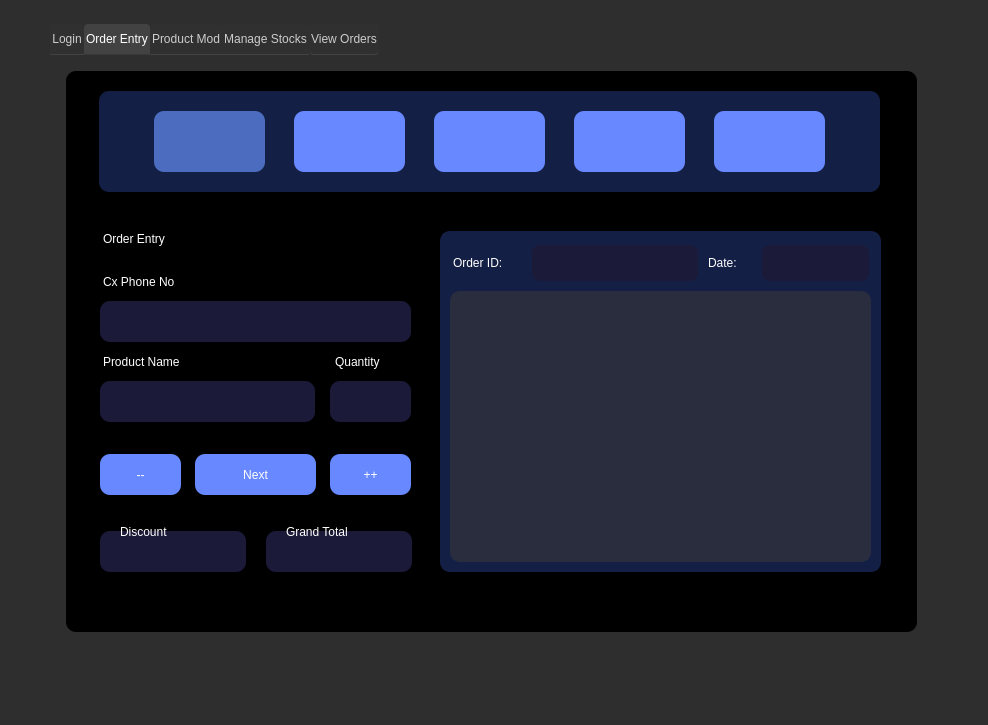
Qt form assets/uiux/rma.ui (JinxSeven/retail-manager-lite) before a commit.
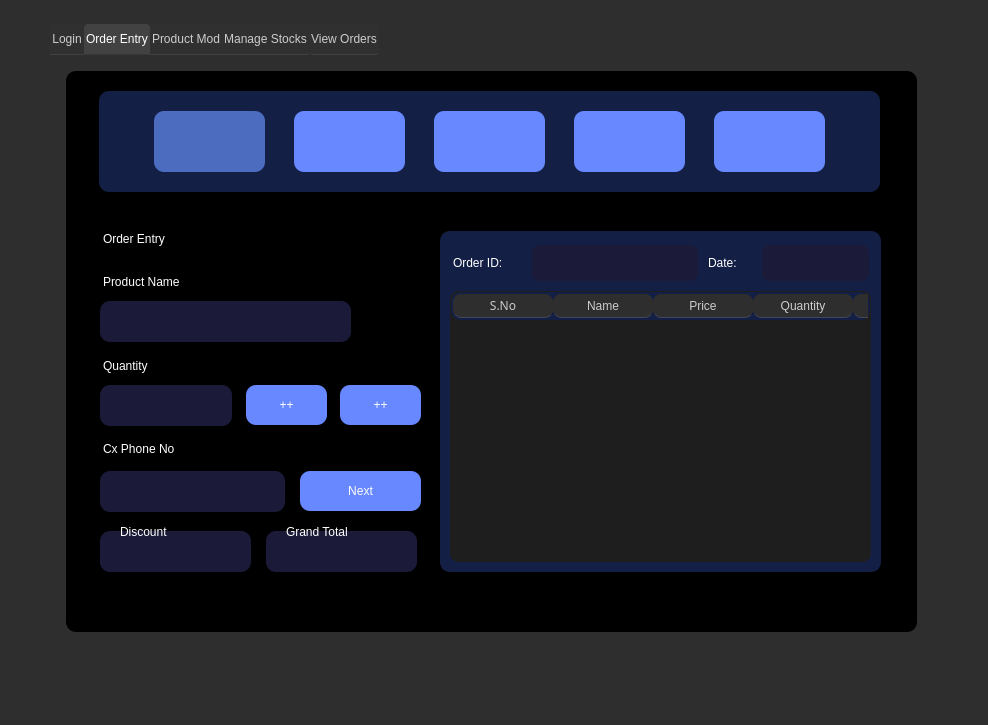
The same form after that commit. The open tabs and pages were chosen to show the change. Icons and pictures are not drawn.

```diff
--- a/assets/uiux/rma.ui
+++ b/assets/uiux/rma.ui
@@ -145,7 +145,7 @@
      <enum>QTabWidget::Rounded</enum>
     </property>
     <property name="currentIndex">
-     <number>2</number>
+     <number>1</number>
     </property>
     <widget class="QWidget" name="tab">
      <attribute name="title">
@@ -548,7 +548,7 @@
       <property name="geometry">
        <rect>
         <x>53</x>
-        <y>290</y>
+        <y>210</y>
         <width>121</width>
         <height>41</height>
        </rect>
@@ -566,7 +566,7 @@
       <property name="geometry">
        <rect>
         <x>53</x>
-        <y>210</y>
+        <y>377</y>
         <width>151</width>
         <height>41</height>
        </rect>
@@ -584,8 +584,8 @@
       <property name="geometry">
        <rect>
         <x>50</x>
-        <y>250</y>
-        <width>311</width>
+        <y>420</y>
+        <width>185</width>
         <height>41</height>
        </rect>
       </property>
@@ -606,8 +606,8 @@
      <widget class="QLabel" name="prodQuantLable">
       <property name="geometry">
        <rect>
-        <x>285</x>
-        <y>290</y>
+        <x>53</x>
+        <y>294</y>
         <width>71</width>
         <height>41</height>
        </rect>
@@ -624,9 +624,9 @@
      <widget class="QLineEdit" name="prodOrdQuantInp">
       <property name="geometry">
        <rect>
-        <x>280</x>
-        <y>330</y>
-        <width>81</width>
+        <x>50</x>
+        <y>334</y>
+        <width>132</width>
         <height>41</height>
        </rect>
       </property>
@@ -662,41 +662,13 @@
        <string>Order Entry</string>
       </property>
      </widget>
-     <widget class="QPushButton" name="clearOrderBtn">
-      <property name="geometry">
-       <rect>
-        <x>50</x>
-        <y>403</y>
-        <width>81</width>
-        <height>41</height>
-       </rect>
-      </property>
-      <property name="styleSheet">
-       <string notr="true">QPushButton#clearOrderBtn {
-background-color: #6788FF; /* Background color */
-font: 63 11pt &quot;Poppins SemiBold&quot;;
-color: white; /* Text color */
-outline: 0;
-padding: 10px 20px; /* Padding for the button */
-border: none; /* Remove default button border */
-border-radius: 10px; /* Add some border-radius for a rounded appearance */
-}
-QPushButton#clearOrderBtn:hover {
-cursor: pointer; /* Change cursor to pointer on hover */
-background-color: #4c6cbf;
-}</string>
-      </property>
-      <property name="text">
-       <string>--</string>
-      </property>
-     </widget>
      <widget class="QPushButton" name="nextOrderBtn">
       <property name="geometry">
        <rect>
-        <x>145</x>
-        <y>403</y>
+        <x>250</x>
+        <y>420</y>
         <width>121</width>
-        <height>41</height>
+        <height>40</height>
        </rect>
       </property>
       <property name="styleSheet">
@@ -797,7 +769,7 @@
       <property name="title">
        <string/>
       </property>
-      <widget class="QTableWidget" name="orderTable">
+      <widget class="QTableWidget" name="prodOrdTbl">
        <property name="geometry">
         <rect>
          <x>10</x>
@@ -807,55 +779,83 @@
         </rect>
        </property>
        <property name="styleSheet">
-        <string notr="true">/* QTableWidget Style */
+        <string notr="true">/* QTableWidget Dark Mode - Compact */
 QTableWidget {
-    border-radius: 10px;
-    gridline-color: #E0E0E0; /* Light grid lines */
-    color: white; /* Dark text color */
-    font: 10pt &quot;Poppins&quot;;
-    background-color: #292D3E;
-    border: 2px solid #292D3E; /* Border color same as background to enhance rounded effect */
+    border-radius: 8px;
+    gridline-color: #44475a; /* Subtle grid lines */
+    color: #F8F8F2; /* Light text color */
+    font: 9pt &quot;Poppins&quot;; /* Smaller font */
+    background-color: #1E1E1E; /* Dark background */
+    border: 1px solid #1E1E1E; /* Border blends with background */
 }
 
-/* QTableWidget Item Style */
+/* QTableWidget Items */
 QTableWidget::item {
-    border: none; /* Ensure no extra border on items */
+    border: none;
+    padding: 2px 5px; /* Reduce padding for compact view */
 }
 
-/* Header Style */
+/* Header Style - Dark Mode */
 QHeaderView::section {
-    background-color: #F5F5F5; /* Light background */
-    padding: 5px;
+    background-color: #2E2E2E; /* Dark header */
+    padding: 3px 6px; /* Smaller padding */
     border: none;
-    border-bottom: 1px solid #E0E0E0;
-    color: black;
-    font: 10pt &quot;Poppins&quot;;
+    border-radius: 8px;
+    border-bottom: 1px solid #44475a;
+    color: #CCCCCC; /* Soft white text */
+    font: 9pt &quot;Poppins&quot;;
 }
 
-/* Vertical Scrollbar */
-QScrollBar:vertical {
-    width: 0px; /* Hides the scrollbar track */
-    background: none; /* Optional: removes background color for better invisibility */
+/* Hide Scrollbars for Minimalist Look */
+QScrollBar:vertical, QScrollBar:horizontal {
+    width: 0px;
+    height: 0px;
+    background: none;
 }
 
-/* Horizontal Scrollbar (optional) */
-QScrollBar:horizontal {
-    height: 0px; /* Hides the scrollbar track */
-    background: none; /* Optional: removes background color for better invisibility */
-}
-
-/* QTableWidget Viewport Style */
+/* QTableWidget Viewport */
 QTableView::viewport {
-    border-radius: 10px;
-    background-color: #292D3E; /* Ensures viewport has same background */
+    border-radius: 8px;
+    background-color: #1E1E1E;
 }
 
-/* Ensuring corners stay rounded by overlapping header and viewport */
+/* Corner Styling for Rounded Look */
 QTableView::corner {
-    background-color: #292D3E; /* Same as the QTableWidget background color */
-    border-radius: 10px 0 0 0; /* Top-left rounded corner */
-}</string>
+    background-color: #1E1E1E;
+    border-radius: 8px 0 0 0;
+}
+</string>
        </property>
+       <column>
+        <property name="text">
+         <string>S.No</string>
+        </property>
+        <property name="font">
+         <font>
+          <family>Poppins</family>
+         </font>
+        </property>
+       </column>
+       <column>
+        <property name="text">
+         <string>Name</string>
+        </property>
+       </column>
+       <column>
+        <property name="text">
+         <string>Price</string>
+        </property>
+       </column>
+       <column>
+        <property name="text">
+         <string>Quantity</string>
+        </property>
+       </column>
+       <column>
+        <property name="text">
+         <string>Total</string>
+        </property>
+       </column>
       </widget>
       <widget class="QLabel" name="orderIdLbl">
        <property name="geometry">
@@ -918,8 +918,8 @@
       <property name="geometry">
        <rect>
         <x>50</x>
-        <y>330</y>
-        <width>215</width>
+        <y>250</y>
+        <width>251</width>
         <height>41</height>
        </rect>
       </property>
@@ -962,10 +962,10 @@
      <widget class="QPushButton" name="nextProdBtn">
       <property name="geometry">
        <rect>
-        <x>280</x>
-        <y>403</y>
+        <x>196</x>
+        <y>334</y>
         <width>81</width>
-        <height>41</height>
+        <height>40</height>
        </rect>
       </property>
       <property name="styleSheet">
@@ -1010,7 +1010,7 @@
        <rect>
         <x>50</x>
         <y>480</y>
-        <width>146</width>
+        <width>151</width>
         <height>41</height>
        </rect>
       </property>
@@ -1045,7 +1045,7 @@
        <rect>
         <x>216</x>
         <y>480</y>
-        <width>146</width>
+        <width>151</width>
         <height>41</height>
        </rect>
       </property>
@@ -1060,7 +1060,7 @@
        <string/>
       </property>
      </widget>
-     <widget class="QLabel" name="prodModPosInfoLbl_2">
+     <widget class="QLabel" name="prodOrdInfoLbl">
       <property name="geometry">
        <rect>
         <x>220</x>
@@ -1082,6 +1082,34 @@
        <set>Qt::AlignCenter</set>
       </property>
      </widget>
+     <widget class="QPushButton" name="nextProdBtn_2">
+      <property name="geometry">
+       <rect>
+        <x>290</x>
+        <y>334</y>
+        <width>81</width>
+        <height>40</height>
+       </rect>
+      </property>
+      <property name="styleSheet">
+       <string notr="true">QPushButton#nextProdBtn_2 {
+background-color: #6788FF; /* Background color */
+font: 63 11pt &quot;Poppins SemiBold&quot;;
+color: white; /* Text color */
+outline: 0;
+padding: 10px 20px; /* Padding for the button */
+border: none; /* Remove default button border */
+border-radius: 10px; /* Add some border-radius for a rounded appearance */
+}
+QPushButton#nextProdBtn_2:hover {
+cursor: pointer; /* Change cursor to pointer on hover */
+background-color: #4c6cbf;
+}</string>
+      </property>
+      <property name="text">
+       <string>++</string>
+      </property>
+     </widget>
      <zorder>columnView_3</zorder>
      <zorder>columnView_4</zorder>
      <zorder>navOrderEntry1</zorder>
@@ -1094,7 +1122,6 @@
      <zorder>prodQuantLable</zorder>
      <zorder>prodOrdQuantInp</zorder>
      <zorder>oe_head</zorder>
-     <zorder>clearOrderBtn</zorder>
      <zorder>nextOrderBtn</zorder>
      <zorder>navProdMod1</zorder>
      <zorder>groupBox</zorder>
@@ -1106,7 +1133,8 @@
      <zorder>label_9</zorder>
      <zorder>label_2</zorder>
      <zorder>label_3</zorder>
-     <zorder>prodModPosInfoLbl_2</zorder>
+     <zorder>prodOrdInfoLbl</zorder>
+     <zorder>nextProdBtn_2</zorder>
     </widget>
     <widget class="QWidget" name="tab_5">
      <attribute name="title">
```
Left out of the diff: 3 changed lines with no effect on the pictures.
